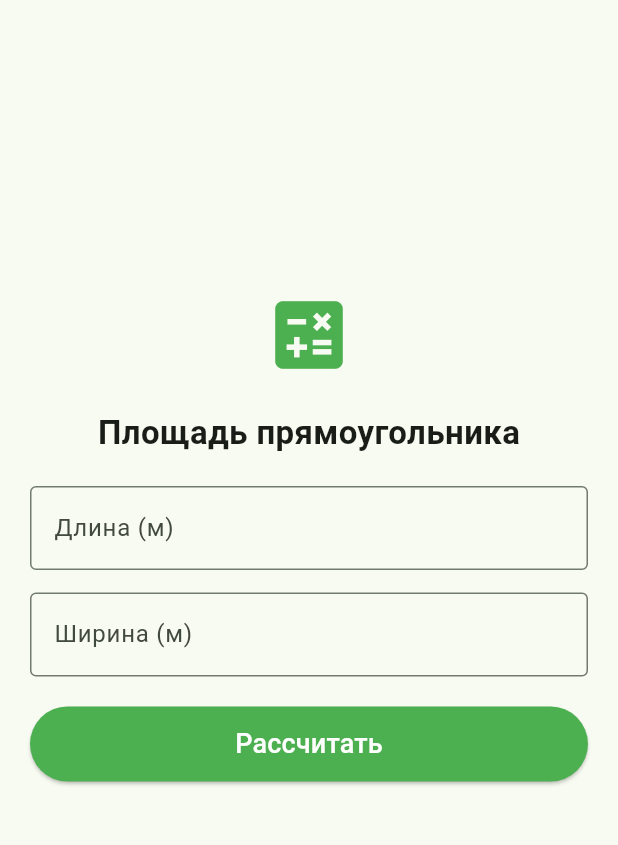
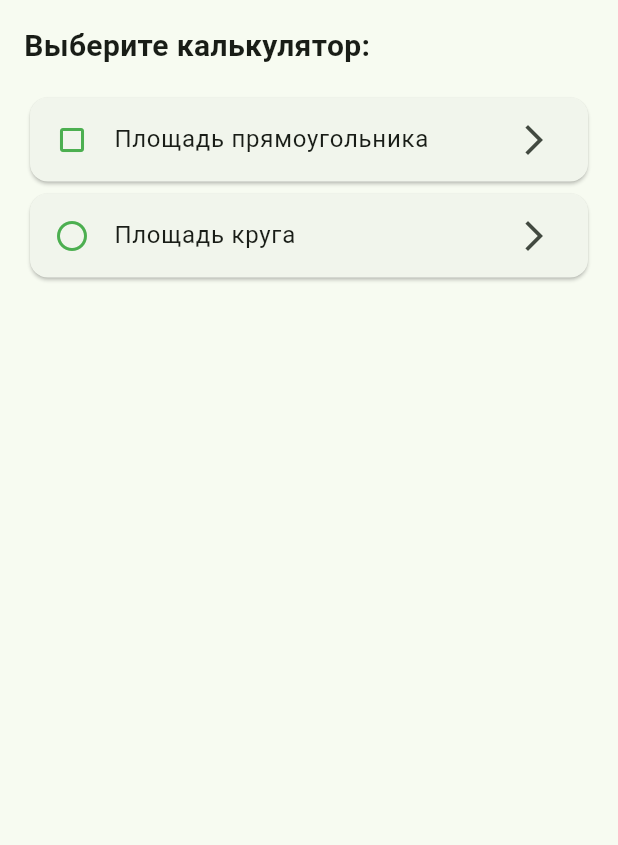
Before and after one commit to maltsevserj43-ai/stroycalc360, a Flutter app: the screen it shows after launch, on a phone screen of 412 x 824 dp, the part 84-929 px from its top. Run offline on Flutter 3.47's test engine with Material 3 defaults, Android fonts, the phone set to English and light mode, and no system bars.

Commit message:
Добавлено меню и калькулятор круга

```diff
--- a/app/lib/ui/home_screen.dart
+++ b/app/lib/ui/home_screen.dart
@@ -1,26 +1,9 @@
 import 'package:flutter/material.dart';
+import 'rectangle_screen.dart';
+import 'circle_screen.dart';
 
-class HomeScreen extends StatefulWidget {
+class HomeScreen extends StatelessWidget {
   const HomeScreen({super.key});
-
-  @override
-  State<HomeScreen> createState() => _HomeScreenState();
-}
-
-class _HomeScreenState extends State<HomeScreen> {
-  final TextEditingController _lengthController = TextEditingController();
-  final TextEditingController _widthController = TextEditingController();
-  String _result = '';
-
-  void _calculateArea() {
-    final length = double.tryParse(_lengthController.text) ?? 0;
-    final width = double.tryParse(_widthController.text) ?? 0;
-    final area = length * width;
-
-    setState(() {
-      _result = 'Площадь: ${area.toStringAsFixed(2)} м²';
-    });
-  }
 
   @override
   Widget build(BuildContext context) {
@@ -30,52 +13,41 @@ class _HomeScreenState extends State<HomeScreen> {
         backgroundColor: Colors.green,
         foregroundColor: Colors.white,
       ),
-      body: Padding(
-        padding: const EdgeInsets.all(20.0),
-        child: Column(
-          mainAxisAlignment: MainAxisAlignment.center,
+      body: ListView(
+        padding: const EdgeInsets.all(16.0),
         children: [
-            const Icon(Icons.calculate, size: 60, color: Colors.green),
-            const SizedBox(height: 20),
           const Text(
-              'Площадь прямоугольника',
-              style: TextStyle(fontSize: 22, fontWeight: FontWeight.bold),
+            'Выберите калькулятор:',
+            style: TextStyle(fontSize: 20, fontWeight: FontWeight.bold),
           ),
-            const SizedBox(height: 20),
-            TextField(
-              controller: _lengthController,
-              keyboardType: TextInputType.number,
-              decoration: const InputDecoration(
-                labelText: 'Длина (м)',
-                border: OutlineInputBorder(),
+          const SizedBox(height: 16),
+          Card(
+            child: ListTile(
+              leading: const Icon(Icons.crop_square, color: Colors.green),
+              title: const Text('Площадь прямоугольника'),
+              trailing: const Icon(Icons.arrow_forward_ios),
+              onTap: () {
+                Navigator.push(
+                  context,
+                  MaterialPageRoute(builder: (context) => RectangleScreen()),
+                );
+              },
             ),
           ),
-            const SizedBox(height: 15),
-            TextField(
-              controller: _widthController,
-              keyboardType: TextInputType.number,
-              decoration: const InputDecoration(
-                labelText: 'Ширина (м)',
-                border: OutlineInputBorder(),
+          Card(
+            child: ListTile(
+              leading: const Icon(Icons.circle_outlined, color: Colors.green),
+              title: const Text('Площадь круга'),
+              trailing: const Icon(Icons.arrow_forward_ios),
+              onTap: () {
+                Navigator.push(
+                  context,
+                  MaterialPageRoute(builder: (context) => CircleScreen()),
+                );
+              },
             ),
           ),
-            const SizedBox(height: 20),
-            ElevatedButton(
-              onPressed: _calculateArea,
-              style: ElevatedButton.styleFrom(
-                backgroundColor: Colors.green,
-                foregroundColor: Colors.white,
-                minimumSize: const Size(double.infinity, 50),
-              ),
-              child: const Text('Рассчитать', style: TextStyle(fontSize: 18)),
-            ),
-            const SizedBox(height: 20),
-            Text(
-              _result,
-              style: const TextStyle(fontSize: 24, fontWeight: FontWeight.bold, color: Colors.green),
-            ),
         ],
-        ),
       ),
     );
   }
```
Also changed, not shown: app/lib/ui/circle_screen.dart (added, +61 -0 lines), app/lib/ui/rectangle_screen.dart (added, +68 -0 lines). Lines whose indentation alone changed are shown as unchanged.
